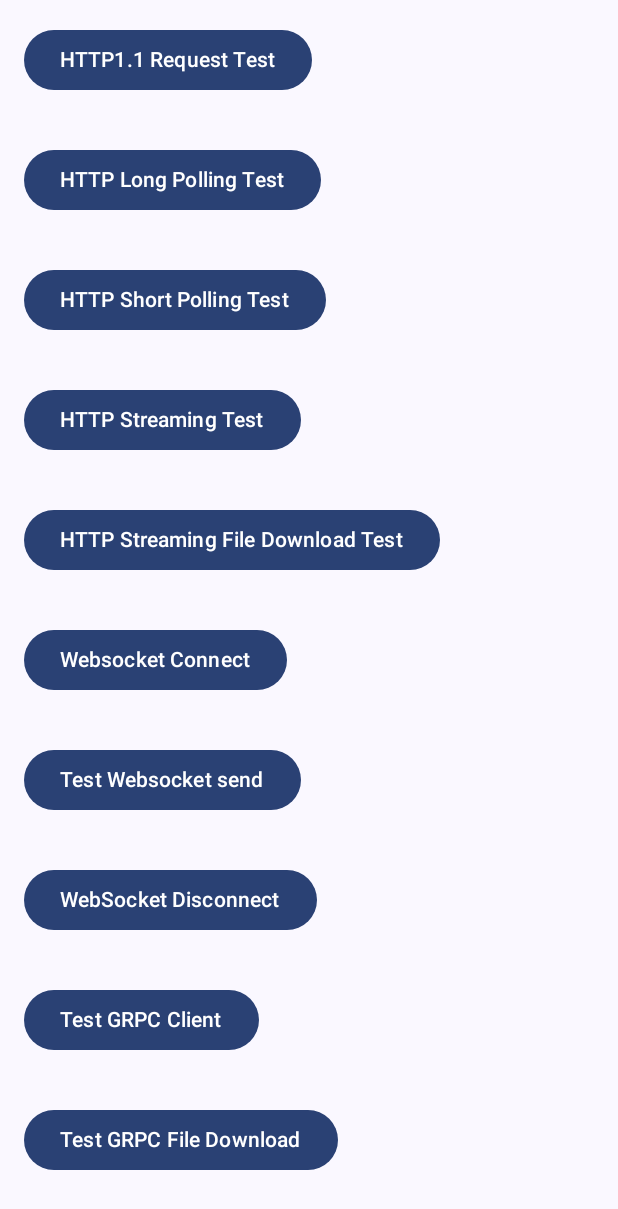
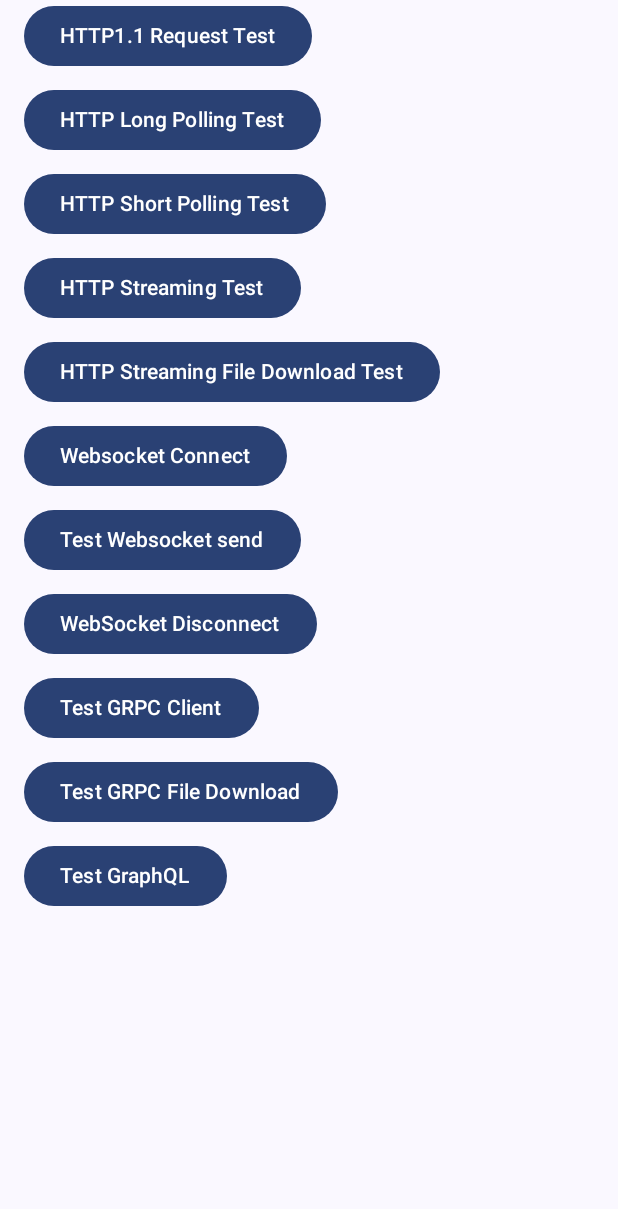
Before and after one commit to nikhil5642/System-Architecture-Exploration, an Android app built with Jetpack Compose: the screen it shows after launch (MainActivity), on a phone screen of 412 x 824 dp. Shown: the top 1209 px of the screen. Run offline under Robolectric (Android 15) with nearby library versions, the phone set to English and light mode, and no system bars; libraries missing offline, so code that uses them is left out: com.apollographql.apollo3.

Commit message:
graphql testing done

```diff
--- a/app/src/main/java/com/appmeito/systemarchitectureexploration/mainactivity/MainActivity.kt
+++ b/app/src/main/java/com/appmeito/systemarchitectureexploration/mainactivity/MainActivity.kt
@@ -106,6 +106,11 @@ class MainActivity : ComponentActivity() {
                                 mainViewModel.testGrpcFileDownload() },
                         )
 
+                        CustomButton(
+                            title = "Test GraphQL",
+                            onButtonClick = {
+                                mainViewModel.testGraphQL() },
+                        )
                     }
                 }
             }
@@ -115,7 +120,7 @@ class MainActivity : ComponentActivity() {
 
 @Composable
 fun CustomButton(title: String,onButtonClick: () -> Unit, modifier: Modifier = Modifier) {
-    Column(modifier = modifier.padding(16.dp)) {
+    Column(modifier = modifier.padding(start = 16.dp,bottom = 8.dp)) {
         Button(onClick = onButtonClick) {
             Text(title)
         }
--- a/app/src/main/java/com/appmeito/systemarchitectureexploration/mainactivity/MainViewModel.kt
+++ b/app/src/main/java/com/appmeito/systemarchitectureexploration/mainactivity/MainViewModel.kt
@@ -3,7 +3,9 @@ package com.appmeito.systemarchitectureexploration.mainactivity
 import android.util.Log
 import androidx.lifecycle.ViewModel
 import androidx.lifecycle.viewModelScope
+import com.apollographql.apollo3.ApolloClient
 import com.appmeito.systemarchitectureexploration.MainRepository
+import com.appmeito.systemarchitectureexploration.networking.GraphQLClient
 import com.appmeito.systemarchitectureexploration.networking.GrpcClient
 import com.appmeito.systemarchitectureexploration.networking.HttpHelper.BASE_URL
 import com.appmeito.systemarchitectureexploration.networking.HttpHelper.BASE_HOST
@@ -28,8 +30,14 @@ class MainViewModel(val repository: MainRepository):ViewModel() {
 
     private val webSocketClient= WebSocketClient(client,"$BASE_URL/ws")
 
-    init {
+    private val graphQLClient=GraphQLClient(client,"$BASE_URL/graphql")
 
+
+    fun testGraphQL(){
+        viewModelScope.launch (Dispatchers.IO){
+            val response=graphQLClient.getUser(1)
+            println("GraphQL response: $response")
+        }
     }
 
     fun testGrpcClient(){
--- /dev/null
+++ b/app/src/main/java/com/appmeito/systemarchitectureexploration/networking/GraphQLClient.kt
@@ -0,0 +1,19 @@
+package com.appmeito.systemarchitectureexploration.networking
+
+import com.apollographql.apollo3.ApolloClient
+import com.apollographql.apollo3.network.okHttpClient
+import com.appmeito.systemarchitectureexploration.GetUserQuery
+import okhttp3.OkHttpClient
+import okhttp3.logging.HttpLoggingInterceptor
+
+class GraphQLClient(private val okHttpClient: OkHttpClient,private val url:String) {
+    private val apolloClient: ApolloClient = ApolloClient.builder()
+        .serverUrl(url)
+        .okHttpClient(okHttpClient)
+        .build()
+
+    suspend fun getUser(id: Int): GetUserQuery.User? {
+        val response = apolloClient.query(GetUserQuery(id)).execute()
+        return response.data?.user
+    }
+}
--- a/app/src/main/java/com/appmeito/systemarchitectureexploration/networking/HttpHelper.kt
+++ b/app/src/main/java/com/appmeito/systemarchitectureexploration/networking/HttpHelper.kt
@@ -1,7 +1,6 @@
 package com.appmeito.systemarchitectureexploration.networking
 
 object HttpHelper{
-    val BASE_URL = "http://192.168.125.34:8000"
-    val BASE_HOST = "192.168.125.34"
-
+    const val BASE_HOST = "192.168.29.55"
+    const val BASE_URL = "http://$BASE_HOST:8000"
 }
--- a/build.gradle.kts
+++ b/build.gradle.kts
@@ -3,6 +3,7 @@ plugins {
     alias(libs.plugins.android.application) apply false
     alias(libs.plugins.jetbrains.kotlin.android) apply false
     alias(libs.plugins.google.protobuf) apply  false
+    alias(libs.plugins.apollo.plugin) apply  false
 }
 buildscript {
     repositories {
--- a/gradle/libs.versions.toml
+++ b/gradle/libs.versions.toml
@@ -1,6 +1,8 @@
 [versions]
 agp = "8.5.0"
 annotationsApi = "6.0.53"
+apolloRuntime = "3.8.5"
+apolloPlugin="3.8.5"
 converterGson = "2.9.0"
 gradle = "7.2.2"
 grpcOkhttp = "1.65.0"
@@ -27,6 +29,7 @@ constraintlayout = "2.1.4"
 [libraries]
 androidx-core-ktx = { group = "androidx.core", name = "core-ktx", version.ref = "coreKtx" }
 annotations-api = { module = "org.apache.tomcat:annotations-api", version.ref = "annotationsApi" }
+apollo-runtime = { module = "com.apollographql.apollo3:apollo-runtime", version.ref = "apolloRuntime" }
 converter-gson = { module = "com.squareup.retrofit2:converter-gson", version.ref = "converterGson" }
 gradle = { module = "com.android.tools.build:gradle", version.ref = "gradle" }
 grpc-grpc-stub = { module = "io.grpc:grpc-stub", version.ref = "grpcStub" }
@@ -59,3 +62,4 @@ androidx-constraintlayout = { group = "androidx.constraintlayout", name = "const
 android-application = { id = "com.android.application", version.ref = "agp" }
 jetbrains-kotlin-android = { id = "org.jetbrains.kotlin.android", version.ref = "kotlin" }
 google-protobuf = { id = "com.google.protobuf", version.ref = "protobufGradlePlugin" }
+apollo-plugin = { id = "com.apollographql.apollo3", version.ref = "apolloPlugin" }
```
Also changed, not shown: app/build.gradle.kts (+13 -0 lines), 2 other files.
